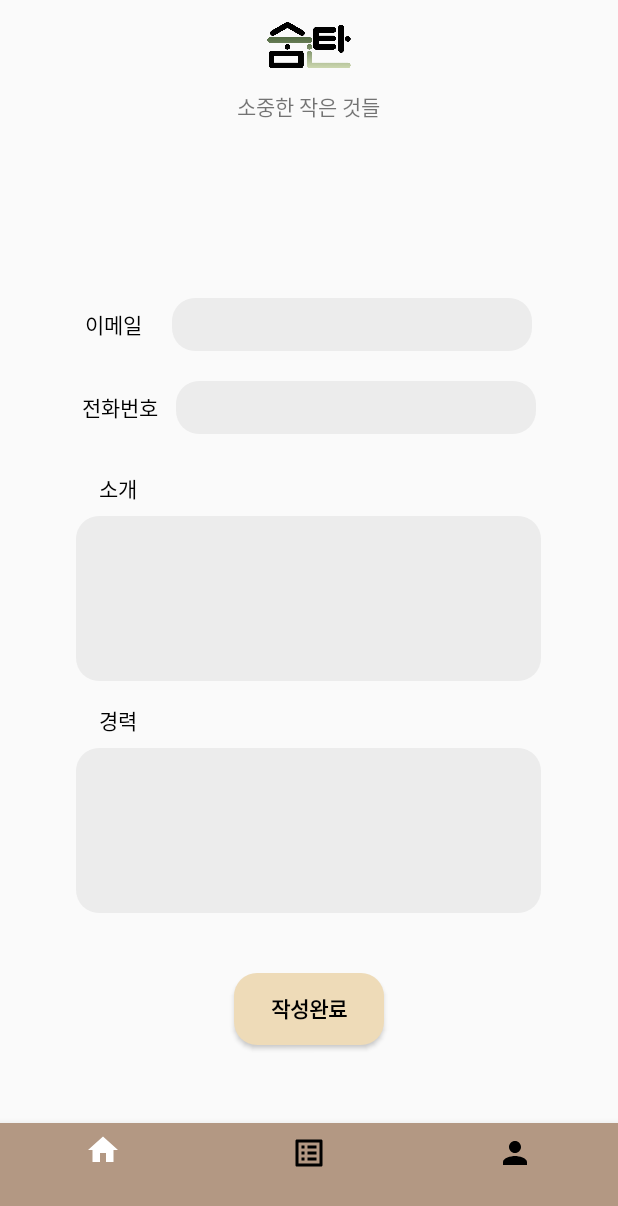
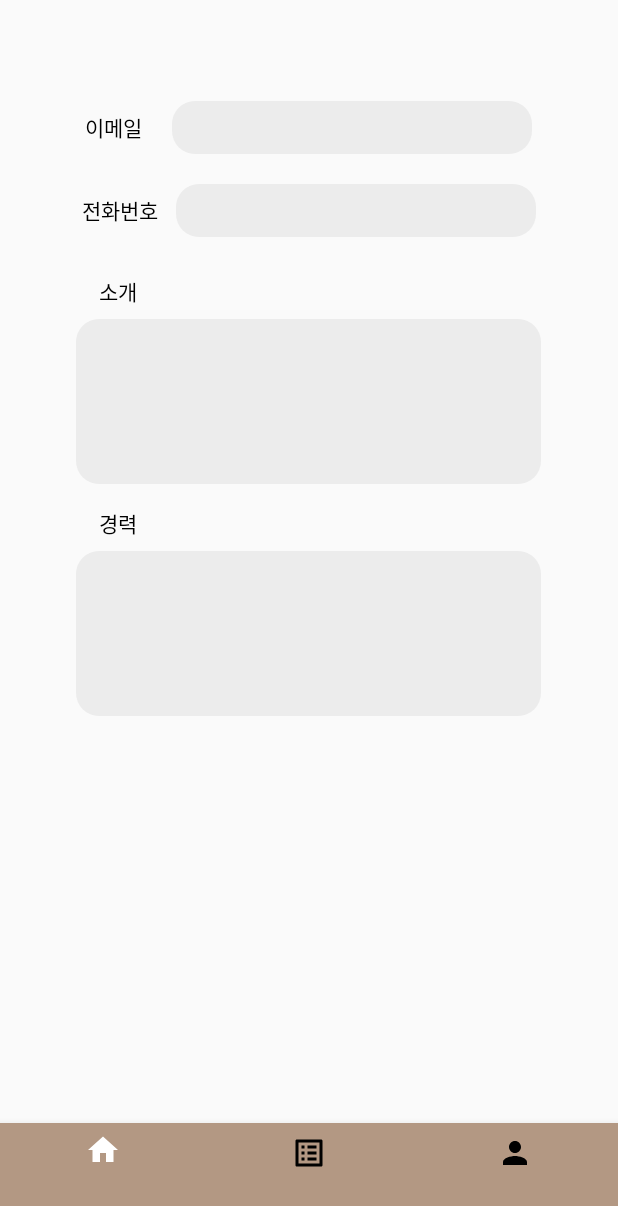
Before and after one commit to kangyeson/Sumtan, an Android app: the fragment Frag_shelter_check_detail placed in its activity, on a phone screen of 412 x 824 dp. Shown: the top 1206 px of the screen. Run offline under Robolectric (Android 15) with nearby library versions, the phone set to English and light mode, and no system bars; our stand-ins replace Firebase (no records; nobody signed in at launch, a user with empty details on screens opened directly).

Commit message:
Frag_shelter_check_detail info, career 확인 완료, name, email, tele 확인해야함

```diff
--- a/app/src/main/java/kr/hs/emirim/sumtan/shelter/Frag_check_shelter.java
+++ b/app/src/main/java/kr/hs/emirim/sumtan/shelter/Frag_check_shelter.java
@@ -135,16 +135,12 @@ public class Frag_check_shelter extends Fragment {
                                                     }
                                                 }
                                             });
-//                                            DocumentReference docResume=db.collection("Resume").document(userId);
-//                                            docResume.update("clickR", 1);
                                         }
                                     }
                                 }
                             });
 
-
-
-                        //changeFragment(0);
+                        changeFragment(0);
                     }
                 });
 
--- a/app/src/main/java/kr/hs/emirim/sumtan/shelter/Frag_shelter_check_detail.java
+++ b/app/src/main/java/kr/hs/emirim/sumtan/shelter/Frag_shelter_check_detail.java
@@ -2,6 +2,7 @@ package kr.hs.emirim.sumtan.shelter;
 
 import android.content.Intent;
 import android.os.Bundle;
+import android.util.Log;
 import android.view.LayoutInflater;
 import android.view.View;
 import android.view.ViewGroup;
@@ -20,6 +21,7 @@ import com.google.firebase.auth.FirebaseUser;
 import com.google.firebase.firestore.DocumentReference;
 import com.google.firebase.firestore.DocumentSnapshot;
 import com.google.firebase.firestore.FirebaseFirestore;
+import com.google.firebase.firestore.QuerySnapshot;
 
 import kr.hs.emirim.sumtan.R;
 import kr.hs.emirim.sumtan.user.User;
@@ -31,8 +33,8 @@ public class Frag_shelter_check_detail extends Fragment {
     private FirebaseUser currentUser=null;
     FirebaseFirestore db=null;
     private String user_id;
-    private String userId;
-    private String getUserName;
+    private EditText informationEditText;
+    private EditText careerEditText;
 
     @Nullable
     @Override
@@ -50,18 +52,19 @@ public class Frag_shelter_check_detail extends Fragment {
 
         }
 
-        DocumentReference docShel=db.collection("Users").document(user_id);
-        docShel.get().addOnCompleteListener(new OnCompleteListener<DocumentSnapshot>() {
+        informationEditText=view.findViewById(R.id.informationEditText);
+        careerEditText=view.findViewById(R.id.careerEditText);
+
+        db.collection("Resume").whereEqualTo("clickR",1).get().addOnCompleteListener(new OnCompleteListener<QuerySnapshot>() {
             @Override
-            public void onComplete(@NonNull Task<DocumentSnapshot> task) {
+            public void onComplete(@NonNull Task<QuerySnapshot> task) {
                 if(task.isSuccessful()){
-                    DocumentSnapshot documentSnapshot=task.getResult();
-                    if(documentSnapshot.exists()){
-                        User user=documentSnapshot.toObject(User.class);
-                        userId=user.getUserid();
-
-                        TextView userName=view.findViewById(R.id.courseTitle);
-                        getUserName=userName.getText().toString();
+                    for(DocumentSnapshot docu:task.getResult()){
+//                        User user=docu.toObject(User.class);
+//                        Log.d("name====>", user.getName());
+                        Log.d("docuId",docu.getId()+"=>"+docu.getData());
+                        informationEditText.setText(docu.get("info").toString());
+                        careerEditText.setText(docu.get("career").toString());
                     }
                 }
             }
--- a/app/src/main/res/layout/activity_frag_check_shelter.xml
+++ b/app/src/main/res/layout/activity_frag_check_shelter.xml
@@ -24,7 +24,7 @@
         android:layout_marginBottom="10dp"
         />
 
-    <LinearLayout
+    <FrameLayout
         android:id="@+id/check_frame"
         android:layout_width="match_parent"
         android:layout_height="match_parent">
@@ -47,6 +47,6 @@
 
         </ScrollView>
 
-    </LinearLayout>
+    </FrameLayout>
 
 </LinearLayout>
--- a/app/src/main/res/layout/activity_frag_shelter_check_detail.xml
+++ b/app/src/main/res/layout/activity_frag_shelter_check_detail.xml
@@ -5,27 +5,6 @@
     xmlns:tools="http://schemas.android.com/tools"
     tools:context=".shelter.Frag_shelter_check_detail"
     android:orientation="vertical">
-
-
-    <LinearLayout
-        android:layout_width="match_parent"
-        android:layout_height="wrap_content"
-        android:orientation="vertical"
-        >
-        <ImageView
-            android:layout_width="80dp"
-            android:layout_height="60dp"
-            android:src="@drawable/logo"
-            android:layout_gravity="center_horizontal"
-            />
-        <TextView
-            android:layout_width="wrap_content"
-            android:layout_height="wrap_content"
-            android:text="소중한 작은 것들"
-            android:layout_gravity="center_horizontal"
-            android:layout_marginBottom="10dp"
-            />
-    </LinearLayout>
 
 
     <ScrollView
@@ -36,32 +15,15 @@
             android:layout_height="wrap_content"
             android:orientation="vertical"
             android:layout_marginTop="20dp">
-            <LinearLayout
-                android:orientation="horizontal"
+
+            <EditText
+                android:id="@+id/userName"
                 android:layout_width="wrap_content"
+                android:layout_height="wrap_content"
                 android:layout_gravity="center_horizontal"
-                android:layout_height="wrap_content"
-                android:layout_marginRight="10dp"
-                android:layout_marginBottom="40dp"
-                >
-                <LinearLayout
-                    android:layout_width="wrap_content"
-                    android:layout_height="wrap_content"
-                    android:orientation="vertical"
-                    android:layout_gravity="center_vertical"
-                    >
+                android:textSize="35dp"
+                android:background="@null"/>
 
-                    <EditText
-                        android:id="@+id/userName"
-                        android:layout_width="wrap_content"
-                        android:layout_height="wrap_content"
-                        android:layout_marginLeft="20dp"
-                        android:textSize="35dp"
-                        android:background="@null"/>
-
-                </LinearLayout>
-
-            </LinearLayout>
             <LinearLayout
                 android:layout_width="match_parent"
                 android:orientation="vertical"
@@ -195,19 +157,6 @@
                             />
                     </LinearLayout>
                 </LinearLayout>
-                <Button
-                    android:id="@+id/btn_write"
-                    android:layout_width="100dp"
-                    android:layout_height="wrap_content"
-                    android:textSize="14dp"
-                    android:textStyle="bold"
-                    android:textColor="#000000"
-                    android:layout_marginTop="40dp"
-                    android:layout_marginBottom="40dp"
-                    android:background="@drawable/lj_radius"
-                    android:text="작성완료"
-                    android:bufferType="spannable"
-                    android:layout_gravity="center_horizontal" />
             </LinearLayout>
         </LinearLayout>
     </ScrollView>
```
